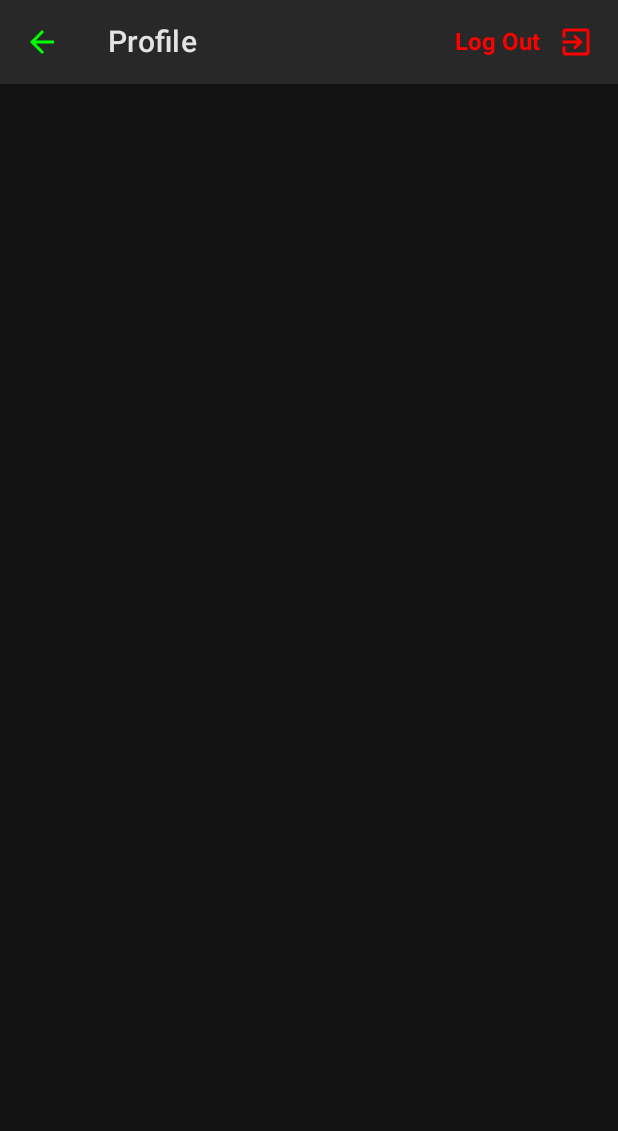
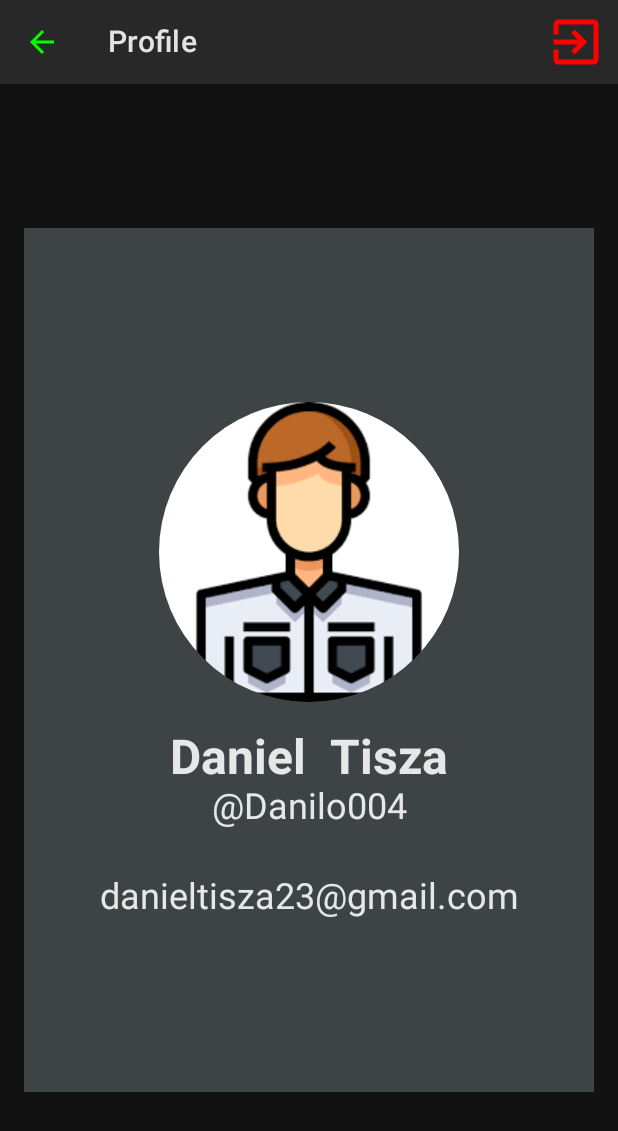
Before and after one commit to D4NILO7/Mobile_computing_reminder, an Android app built with Jetpack Compose: the screen it shows after launch (MainActivity), on a phone screen of 412 x 824 dp. Shown: the top 1131 px of the screen. Run offline under Robolectric (Android 15) with nearby library versions, the phone set to English and light mode, and no system bars.

Commit message:
profile good

```diff
--- a/app/src/main/java/com/example/mobilecomputingexerciseproject/ui/profile/Profile.kt
+++ b/app/src/main/java/com/example/mobilecomputingexerciseproject/ui/profile/Profile.kt
@@ -1,27 +1,70 @@
 package com.example.mobilecomputingexerciseproject.ui.profile
 
+import androidx.compose.foundation.Image
+import androidx.compose.foundation.background
 import androidx.compose.foundation.layout.*
+import androidx.compose.foundation.shape.CircleShape
+import androidx.compose.foundation.shape.CornerSize
+import androidx.compose.foundation.shape.RoundedCornerShape
 import androidx.compose.material.*
 import androidx.compose.material.icons.Icons
 import androidx.compose.material.icons.filled.ArrowBack
 import androidx.compose.material.icons.filled.ExitToApp
+import androidx.compose.material.icons.filled.Person
 import androidx.compose.runtime.*
+import androidx.compose.ui.Alignment
 import androidx.compose.ui.Modifier
+import androidx.compose.ui.draw.clip
+import androidx.compose.ui.geometry.Size
 import androidx.compose.ui.graphics.Color
+import androidx.compose.ui.graphics.vector.rememberVectorPainter
+import androidx.compose.ui.res.painterResource
 import androidx.compose.ui.text.font.FontWeight
+import androidx.compose.ui.unit.dp
+import androidx.compose.ui.unit.sp
+import androidx.core.graphics.toColorInt
 import androidx.navigation.NavController
+import com.example.mobilecomputingexerciseproject.R
 
 
 @Composable
 fun Profile(
     navController: NavController
 ){
-    Surface{
+    Surface(modifier = Modifier.fillMaxHeight()){
         Column(
-            modifier = Modifier
-                .fillMaxSize()
+
         ) {
-            CreateTopBar(navController = navController )
+            CreateTopBar(navController = navController)
+            Column (
+                modifier = Modifier
+                    .padding(horizontal = 16.dp, vertical = 96.dp)
+                    .fillMaxSize()
+                    .background(Color(0xFF3E4445)),
+                horizontalAlignment = Alignment.CenterHorizontally,
+                verticalArrangement = Arrangement.Center
+            ){
+
+                Image(
+                    painter = painterResource(id = R.drawable.profile_picture),
+                    contentDescription = null,
+                    modifier = Modifier
+                        .size(200.dp)
+                        .clip(CircleShape),
+                )
+
+                Spacer(modifier = Modifier.height(18.dp))
+                Row(
+                ) {
+                    Text("Daniel ", fontSize = 32.sp, fontWeight = FontWeight.Bold)
+                    Text(" Tisza", fontSize = 32.sp, fontWeight = FontWeight.Bold)
+                }
+                Text("@Danilo004", fontSize = 24.sp)
+                Spacer(modifier = Modifier.height(32.dp))
+                Text("danieltisza23@gmail.com", fontSize = 24.sp)
+
+            }
+
         }
     }
 }
@@ -32,7 +75,7 @@ fun CreateTopBar(
 ){
     Column(
         modifier = Modifier
-            .fillMaxSize()
+            .fillMaxWidth()
 
     ) {
         TopAppBar(
@@ -50,14 +93,14 @@ fun CreateTopBar(
                     )
                 } },
             actions = {
-                Text(text = "Log Out", fontWeight = FontWeight.Bold, color = Color.Red)
                 IconButton(
                     onClick = {navController.navigate("login")}
                 ){
                     Icon(
                         imageVector = Icons.Default.ExitToApp,
                         tint = Color.Red,
-                        contentDescription = null
+                        contentDescription = null,
+                        modifier = Modifier.size(40.dp)
                     )
                 }
 
```
Also changed, not shown: app/src/main/res/drawable/profile_picture.png (added).
